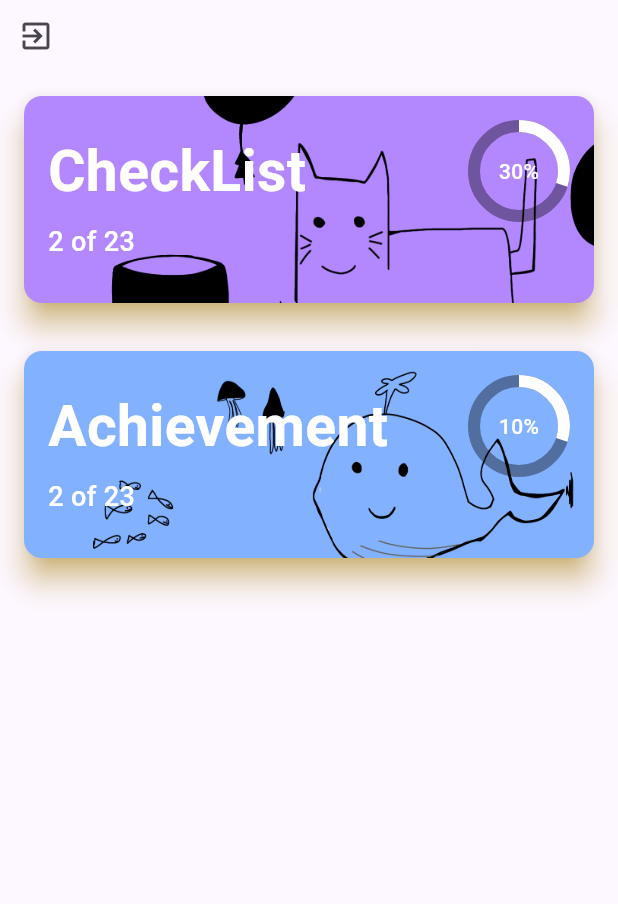
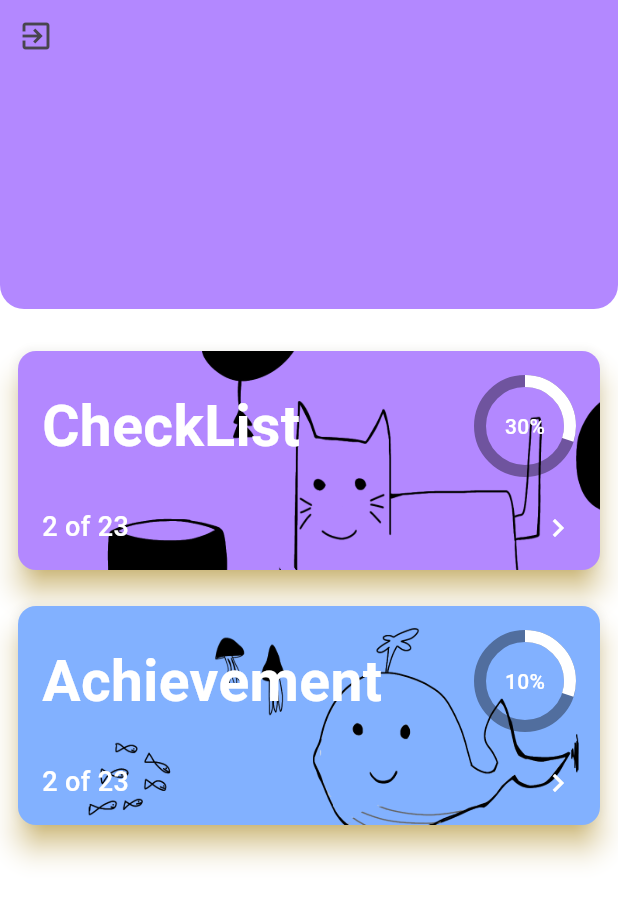
Before and after one commit to jatuporndev/jellyfish-checklist, a Flutter app: the Home screen opened by its route, on a phone screen of 412 x 824 dp. Shown: the top 904 px of the screen. Run offline on Flutter 3.47's test engine with Material 3 defaults, Android fonts, the phone set to English and light mode, and no system bars; drawn by our look-alikes of percent_indicator; our stand-ins replace cloud_firestore, either_dart, equatable, firebase_core, flutter_bloc, get_it and 1 more; missing offline and left inert: giffy_dialog; accounts and stored records are empty.

Commit message:
home card arrow

```diff
--- a/lib/presentation/home/home.dart
+++ b/lib/presentation/home/home.dart
@@ -26,6 +26,7 @@ class _HomeState extends State<Home> {
   @override
   Widget build(BuildContext context) {
     return Scaffold(
+      backgroundColor: Colors.white,
       body: BlocListener<HomeBloc, HomeState>(
         listener: (BuildContext context, state) {
           if (state.homeStateEnum == HomeStateEnum.signedOut) {
@@ -38,29 +39,30 @@ class _HomeState extends State<Home> {
           mainAxisAlignment: MainAxisAlignment.start,
           crossAxisAlignment: CrossAxisAlignment.start,
           children: [
+            // logoutIcon(context),
+            Container(
+              height: (MediaQuery.of(context).size.height * 0.25),
+              width: MediaQuery.of(context).size.width,
+              decoration: BoxDecoration(
+                color: ColorsManager.mainColor,
+                borderRadius: BorderRadius.only(
+                  bottomLeft: Radius.circular(16.0),
+                  bottomRight: Radius.circular(16.0),
+                ),
+              ),
+              child: Column(
+                mainAxisAlignment: MainAxisAlignment.start,
+                crossAxisAlignment: CrossAxisAlignment.start,
+                children: [
                   logoutIcon(context),
-            // Container(
-            //   height: (MediaQuery.of(context).size.height * 0.25),
-            //   width: MediaQuery.of(context).size.width,
-            //   decoration: BoxDecoration(
-            //     color: ColorsManager.mainColor,
-            //     borderRadius: BorderRadius.only(
-            //       bottomLeft: Radius.circular(16.0),
-            //       bottomRight: Radius.circular(16.0),
-            //     ),
-            //   ),
-            //   child: Column(
-            //     mainAxisAlignment: MainAxisAlignment.start,
-            //     crossAxisAlignment: CrossAxisAlignment.start,
-            //     children: [
-            //       logoutIcon(context),
-            //     ],
-            //   ),
-            // ),
+                ],
+              ),
+            ),
+            const SizedBox(height: 16,),
             Container(
               width: MediaQuery.of(context).size.width,
               height: 170,
-              padding: const EdgeInsets.all(12.0),
+              padding: const EdgeInsets.all(8.0),
               child: Card(
                 elevation: 8,
                 shadowColor: Colors.amber,
@@ -80,7 +82,7 @@ class _HomeState extends State<Home> {
                       ),
                       // Card Content
                       Padding(
-                        padding: const EdgeInsets.all(16.0),
+                        padding: const EdgeInsets.all(16),
                         child: Column(
                           mainAxisAlignment: MainAxisAlignment.start,
                           crossAxisAlignment: CrossAxisAlignment.start,
@@ -100,6 +102,8 @@ class _HomeState extends State<Home> {
                                   radius: 34.0,
                                   lineWidth: 8.0,
                                   percent: 0.3,
+                                  animation: true,
+                                  animationDuration: 900,
                                   center: Text(
                                     "30%",
                                     style: TextStyle(
@@ -112,6 +116,11 @@ class _HomeState extends State<Home> {
                                 ),
                               ],
                             ),
+                            Spacer(),
+                            Row(
+                              crossAxisAlignment: CrossAxisAlignment.end,
+                              mainAxisAlignment: MainAxisAlignment.end,
+                              children: [
                                 const Text(
                                   "2 of 23",
                                   style: TextStyle(
@@ -119,8 +128,11 @@ class _HomeState extends State<Home> {
                                       fontWeight: FontWeight.w500,
                                       fontSize: 18
                                   ),
+                                ),
+                                Spacer(),
+                                Icon(Icons.keyboard_arrow_right,color: Colors.white,)
+                              ],
                             )
-
                           ],
                         ),
                       ),
@@ -132,7 +144,7 @@ class _HomeState extends State<Home> {
             Container(
               width: MediaQuery.of(context).size.width,
               height: 170,
-              padding: const EdgeInsets.all(12.0),
+              padding: const EdgeInsets.all(8.0),
               child: Card(
                 elevation: 8,
                 shadowColor: Colors.amber,
@@ -172,6 +184,8 @@ class _HomeState extends State<Home> {
                                   radius: 34.0,
                                   lineWidth: 8.0,
                                   percent: 0.3,
+                                  animation: true,
+                                  animationDuration: 900,
                                   center: Text(
                                     "10%",
                                     style: TextStyle(
@@ -184,6 +198,11 @@ class _HomeState extends State<Home> {
                                 ),
                               ],
                             ),
+                            Spacer(),
+                            Row(
+                              crossAxisAlignment: CrossAxisAlignment.end,
+                              mainAxisAlignment: MainAxisAlignment.end,
+                              children: [
                                 const Text(
                                   "2 of 23",
                                   style: TextStyle(
@@ -191,8 +210,11 @@ class _HomeState extends State<Home> {
                                       fontWeight: FontWeight.w500,
                                       fontSize: 18
                                   ),
+                                ),
+                                Spacer(),
+                                Icon(Icons.keyboard_arrow_right,color: Colors.white,)
+                              ],
                             )
-
                           ],
                         ),
                       ),
```
Lines whose indentation alone changed are shown as unchanged.
